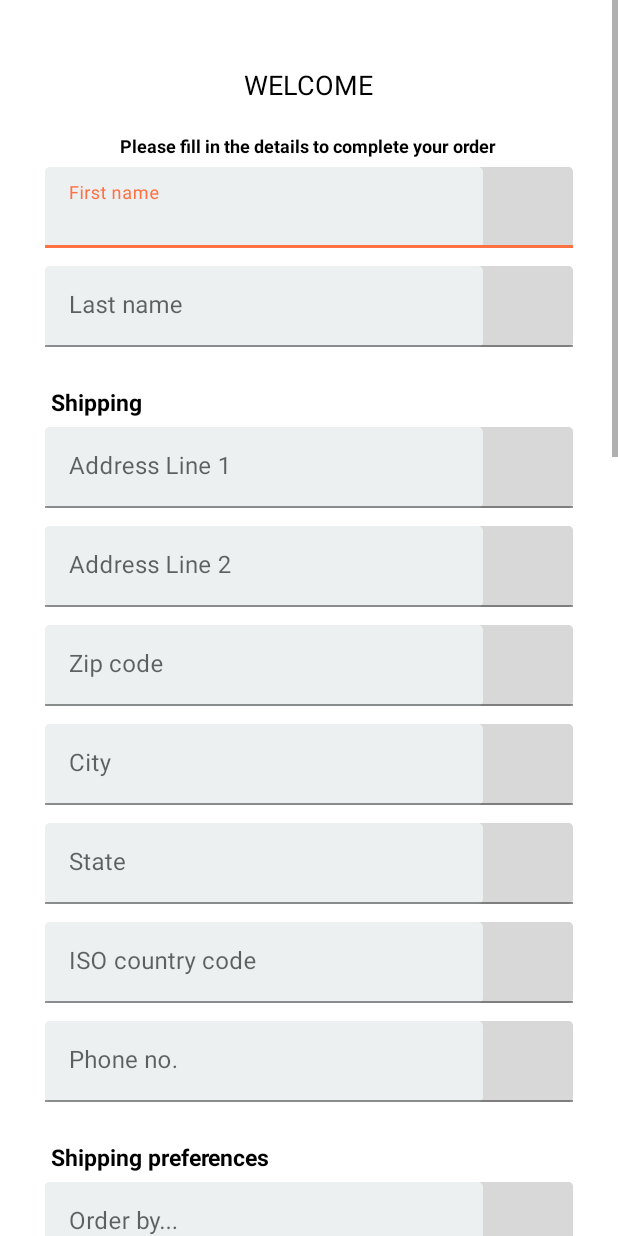
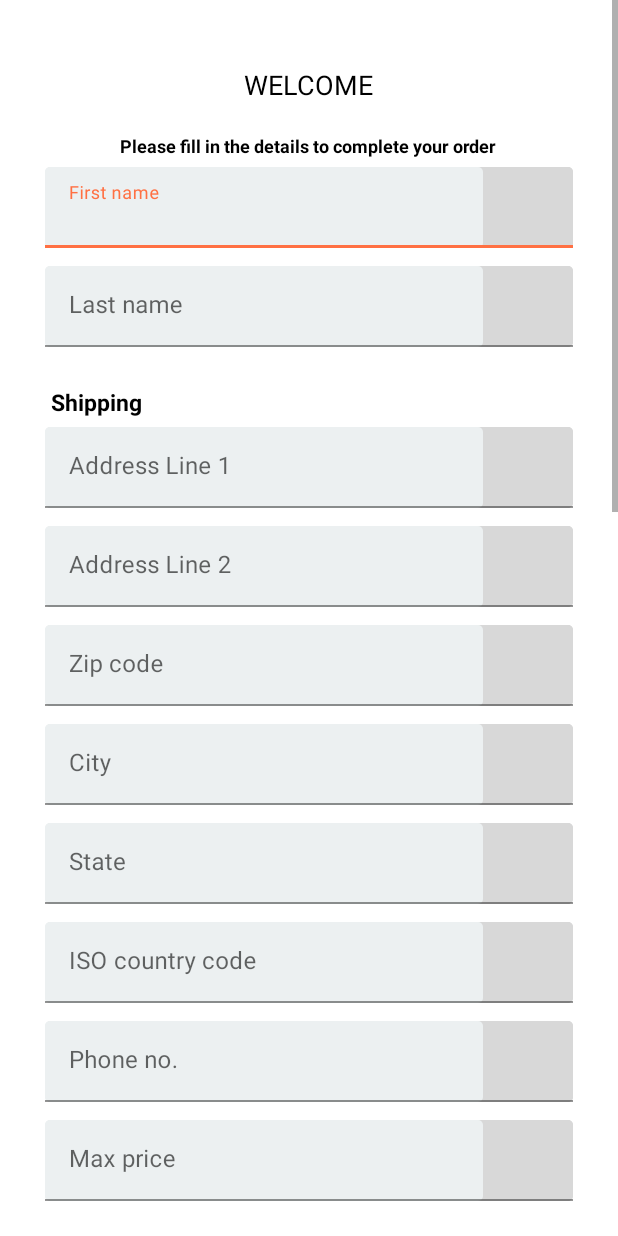
Before and after one commit to niallmurphy1/EazyEats, an Android app: the OrderDetailsActivity screen opened directly, with no data from a screen before it, on a phone screen of 412 x 824 dp. Run offline under Robolectric (Android 15) with nearby library versions, the light colour scheme and no system bars; our stand-ins replace Firebase (no records; nobody signed in at launch, a user with empty details on screens opened directly); libraries missing offline, so code that uses them is left out: com.androidnetworking, com.androidnetworking.error, com.androidnetworking.interfaces.

Commit message:
got rid of shipping object from UI

```diff
--- a/app/src/main/java/com/niall/eazyeatsfyp/zincEntities/OrderDetailsActivity.java
+++ b/app/src/main/java/com/niall/eazyeatsfyp/zincEntities/OrderDetailsActivity.java
@@ -67,10 +67,7 @@ public class OrderDetailsActivity extends AppCompatActivity {
     private EditText countryCodeBillingEdit;
     private EditText phoneNoBillingEdit;
 
-    //shipping_method
-    private EditText orderByShippingEdit;
-    private EditText maxDaysShippingEdit;
-    private EditText maxPriceShippingEdit;
+
 
     //payment_method
     private EditText nameOnCardEdit;
@@ -101,7 +98,6 @@ public class OrderDetailsActivity extends AppCompatActivity {
         initFields();
 
         //assign required variables to create an order object
-
         userAmazonCartRef  = FirebaseDatabase.getInstance().getReference().child("User").child(userId).child("user-amazonShoppingCart");
         userAmazonCreds = FirebaseDatabase.getInstance().getReference().child("User").child(userId).child("user-amazonCreds");
 
@@ -169,10 +165,6 @@ public class OrderDetailsActivity extends AppCompatActivity {
 
         sameAsShippingCheckbox = findViewById(R.id.order_details_same_as_shipping_checkbox);
 
-        //shippingPrefs
-        orderByShippingEdit = findViewById(R.id.order_details_order_by_text);
-        maxDaysShippingEdit = findViewById(R.id.order_details_max_days_text);
-        maxPriceShippingEdit = findViewById(R.id.order_details_max_price_shipping_text);
 
         //initPaymentMethod
         nameOnCardEdit = findViewById(R.id.order_details_payment_name_on_card_text);
@@ -182,7 +174,6 @@ public class OrderDetailsActivity extends AppCompatActivity {
         expirationYearEdit = findViewById(R.id.oder_details_expiration_year_text);
         useGiftCheckbox = findViewById(R.id.order_details_use_gift_checkbox);
 
-        maxPriceEdit = findViewById(R.id.order_details_max_price_text);
 
         confirmAndPayButton = findViewById(R.id.order_details_confirm_and_pay_button);
 
@@ -249,14 +240,11 @@ public class OrderDetailsActivity extends AppCompatActivity {
                 , useGiftCheckbox.isChecked());
 
         //shipping
-        shipping_object = new Shipping();
-        shipping_object.setOrder_by(orderByShippingEdit.getText().toString().trim());
-        shipping_object.setMax_days(Integer.parseInt(maxDaysShippingEdit.getText().toString().trim()));
-        shipping_object.setMax_price(Double.parseDouble(maxPriceShippingEdit.getText().toString().trim()));
+        shipping_object = new Shipping("price", 10, 0);
 
         is_gift = useGiftCheckbox.isChecked();
 
-        max_price = Double.parseDouble(maxPriceEdit.getText().toString().trim());
+        max_price = 0;
 
         List<ProductObject> amazonProducts = new ArrayList<>();
 
--- a/app/src/main/res/layout/activity_order_details.xml
+++ b/app/src/main/res/layout/activity_order_details.xml
@@ -225,55 +225,55 @@
                 android:maxLines="1" />
         </com.google.android.material.textfield.TextInputLayout>
 
-        <TextView
-            android:layout_width="wrap_content"
-            android:layout_height="wrap_content"
-            android:layout_gravity="left"
-            android:layout_marginStart="10dp"
-            android:layout_marginTop="20dp"
-            android:text="Shipping preferences"
-            android:textColor="@color/black"
-            android:textStyle="bold"
-            android:textSize="15sp" />
+<!--        <TextView-->
+<!--            android:layout_width="wrap_content"-->
+<!--            android:layout_height="wrap_content"-->
+<!--            android:layout_gravity="left"-->
+<!--            android:layout_marginStart="10dp"-->
+<!--            android:layout_marginTop="20dp"-->
+<!--            android:text="Shipping preferences"-->
+<!--            android:textColor="@color/black"-->
+<!--            android:textStyle="bold"-->
+<!--            android:textSize="15sp" />-->
 
 
-        <com.google.android.material.textfield.TextInputLayout
-            android:layout_width="match_parent"
-            android:layout_height="54dp"
-            android:layout_margin="6dp"
-            app:counterEnabled="true"
-            app:counterMaxLength="15"
-            android:background="@drawable/round_corner_toggle"
-            app:errorEnabled="true">
+<!--        <com.google.android.material.textfield.TextInputLayout-->
+<!--            android:layout_width="match_parent"-->
+<!--            android:layout_height="54dp"-->
+<!--            android:layout_margin="6dp"-->
+<!--            app:counterEnabled="true"-->
+<!--            app:counterMaxLength="15"-->
+<!--            android:background="@drawable/round_corner_toggle"-->
+<!--            app:errorEnabled="true">-->
 
-            <com.google.android.material.textfield.TextInputEditText
-                android:id="@+id/order_details_order_by_text"
-                android:layout_width="match_parent"
-                android:layout_height="wrap_content"
-                android:background="@drawable/round_corner_toggle"
-                android:importantForAutofill="yes"
-                android:hint="Order by..."
-                android:maxLines="1" />
-        </com.google.android.material.textfield.TextInputLayout>
+<!--            <com.google.android.material.textfield.TextInputEditText-->
+<!--                android:id="@+id/order_details_order_by_text"-->
+<!--                android:layout_width="match_parent"-->
+<!--                android:layout_height="wrap_content"-->
+<!--                android:background="@drawable/round_corner_toggle"-->
+<!--                android:importantForAutofill="yes"-->
+<!--                android:hint="Order by..."-->
+<!--                android:maxLines="1" />-->
+<!--        </com.google.android.material.textfield.TextInputLayout>-->
 
-        <com.google.android.material.textfield.TextInputLayout
-            android:layout_width="match_parent"
-            android:layout_height="54dp"
-            android:layout_margin="6dp"
-            app:counterEnabled="true"
-            app:counterMaxLength="15"
-            android:background="@drawable/round_corner_toggle"
-            app:errorEnabled="true">
+<!--        <com.google.android.material.textfield.TextInputLayout-->
+<!--            android:layout_width="match_parent"-->
+<!--            android:layout_height="54dp"-->
+<!--            android:layout_margin="6dp"-->
+<!--            app:counterEnabled="true"-->
+<!--            app:counterMaxLength="15"-->
+<!--            android:background="@drawable/round_corner_toggle"-->
+<!--            app:errorEnabled="true">-->
 
-            <com.google.android.material.textfield.TextInputEditText
-                android:id="@+id/order_details_max_days_text"
-                android:layout_width="match_parent"
-                android:layout_height="wrap_content"
-                android:inputType="number"
-                android:background="@drawable/round_corner_toggle"
-                android:hint="Max days"
-                android:maxLines="1" />
-        </com.google.android.material.textfield.TextInputLayout>
+<!--            <com.google.android.material.textfield.TextInputEditText-->
+<!--                android:id="@+id/order_details_max_days_text"-->
+<!--                android:layout_width="match_parent"-->
+<!--                android:layout_height="wrap_content"-->
+<!--                android:inputType="number"-->
+<!--                android:background="@drawable/round_corner_toggle"-->
+<!--                android:hint="Max days"-->
+<!--                android:maxLines="1" />-->
+<!--        </com.google.android.material.textfield.TextInputLayout>-->
 
         <com.google.android.material.textfield.TextInputLayout
             android:layout_width="match_parent"
@@ -620,22 +620,22 @@
             android:text="Use gift"/>
 
 
-        <com.google.android.material.textfield.TextInputLayout
-            android:layout_width="match_parent"
-            android:layout_height="54dp"
-            android:layout_margin="6dp"
-            android:background="@drawable/round_corner_toggle"
-            app:errorEnabled="true">
+<!--        <com.google.android.material.textfield.TextInputLayout-->
+<!--            android:layout_width="match_parent"-->
+<!--            android:layout_height="54dp"-->
+<!--            android:layout_margin="6dp"-->
+<!--            android:background="@drawable/round_corner_toggle"-->
+<!--            app:errorEnabled="true">-->
 
-            <com.google.android.material.textfield.TextInputEditText
-                android:id="@+id/order_details_max_price_text"
-                android:layout_width="match_parent"
-                android:layout_height="wrap_content"
-                android:inputType="number"
-                android:background="@drawable/round_corner_toggle"
-                android:hint="max price"
-                android:maxLines="1" />
-        </com.google.android.material.textfield.TextInputLayout>
+<!--            <com.google.android.material.textfield.TextInputEditText-->
+<!--                android:id="@+id/order_details_max_price_text"-->
+<!--                android:layout_width="match_parent"-->
+<!--                android:layout_height="wrap_content"-->
+<!--                android:inputType="number"-->
+<!--                android:background="@drawable/round_corner_toggle"-->
+<!--                android:hint="max price"-->
+<!--                android:maxLines="1" />-->
+<!--        </com.google.android.material.textfield.TextInputLayout>-->
 
 
         <Button
```
